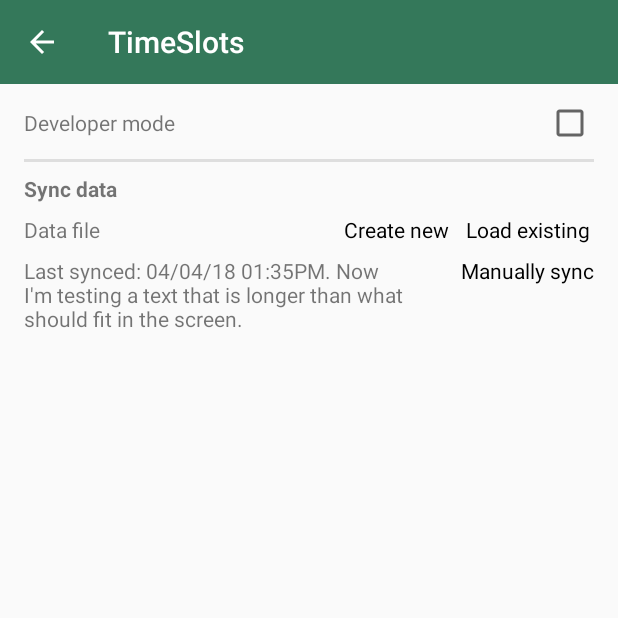
After one commit to qphamhuy/SlotBits, an Android app: the SettingsActivity screen opened directly, with no data from a screen before it, on a phone screen of 412 x 824 dp, the top half of it. The commit adds this screen. Run offline under Robolectric (Android 15) with nearby library versions, the phone set to English and light mode, and no system bars; our stand-ins replace Room's generated code; libraries missing offline, so code that uses them is left out: net.danlew.android.

Commit message:
Temp work on Settings

```diff
--- a/app/build.gradle
+++ b/app/build.gradle
@@ -34,6 +34,8 @@ dependencies {
     implementation 'com.google.android.gms:play-services-auth:12.0.0'
     // Lifecycle
     implementation 'android.arch.lifecycle:extensions:1.1.1'
+    implementation 'com.android.support.constraint:constraint-layout:1.0.2'
+    implementation 'com.android.support:support-v4:26.1.0'
     annotationProcessor "android.arch.lifecycle:compiler:1.1.1"
     // Room (use 1.1.0-alpha2 for latest alpha)
     implementation 'android.arch.persistence.room:runtime:1.0.0'
--- a/app/src/main/java/com/quang/timeslots/habitdetails/HabitDetailsActivity.java
+++ b/app/src/main/java/com/quang/timeslots/habitdetails/HabitDetailsActivity.java
@@ -5,7 +5,6 @@ import android.app.DialogFragment;
 import android.arch.lifecycle.Observer;
 import android.arch.lifecycle.ViewModelProviders;
 import android.content.Context;
-import android.content.Intent;
 import android.content.res.Resources;
 import android.os.Bundle;
 import android.support.annotation.Nullable;
--- /dev/null
+++ b/app/src/main/java/com/quang/timeslots/settings/SettingsActivity.java
@@ -0,0 +1,57 @@
+package com.quang.timeslots.settings;
+
+import android.content.Intent;
+import android.os.Bundle;
+import android.support.v4.app.DialogFragment;
+import android.support.v7.app.AppCompatActivity;
+import android.support.v7.widget.Toolbar;
+import android.view.View;
+import android.widget.CheckBox;
+import android.widget.CompoundButton;
+
+import com.quang.timeslots.R;
+import com.quang.timeslots.TimeSlotsApplication;
+
+public class SettingsActivity extends AppCompatActivity {
+    private static final int READ_REQUEST_CODE = 42;
+    private CheckBox _devmodeCheckbox;
+
+    @Override
+    protected void onCreate(Bundle savedInstanceState) {
+        super.onCreate(savedInstanceState);
+        setContentView(R.layout.settings);
+
+        setSupportActionBar((Toolbar) findViewById(R.id.toolbar));
+        getSupportActionBar().setDisplayHomeAsUpEnabled(true);
+
+        _devmodeCheckbox = findViewById(R.id.settings_devmode_checkbox);
+        _devmodeCheckbox.setOnCheckedChangeListener(new CompoundButton.OnCheckedChangeListener() {
+            @Override
+            public void onCheckedChanged(CompoundButton compoundButton, boolean b) {
+                TimeSlotsApplication.getInstance().isDevMode = b;
+            }
+        });
+    }
+
+    @Override
+    public void onResume() {
+        super.onResume();
+        _devmodeCheckbox.setChecked(TimeSlotsApplication.getInstance().isDevMode);
+    }
+
+    public void onNewDataFileClick(View view) {
+        DialogFragment newFileDialog = new CreateDataFileDialogFragment();
+        newFileDialog.show(getSupportFragmentManager(), "CreateDataFileDialogFragment");
+    }
+
+    public void onFileNameClick(View view) {
+        Intent intent = new Intent(Intent.ACTION_OPEN_DOCUMENT);
+        intent.addCategory(Intent.CATEGORY_OPENABLE);
+        intent.setType("*/*");
+        startActivityForResult(intent, READ_REQUEST_CODE);
+    }
+
+    public void onActivityResult(int requestCode, int resultCode, Intent resultData) {
+
+    }
+}
--- a/app/src/main/res/layout/habit_edit_dialog.xml
+++ b/app/src/main/res/layout/habit_edit_dialog.xml
@@ -18,7 +18,10 @@
         android:layout_width="match_parent"
         android:layout_height="wrap_content"
         android:hint="@string/label_habit_edit_name"
-        android:layout_marginLeft="@dimen/small_margin"
+        android:inputType="text"
+        android:maxLength="100"
+        android:maxLines="1"
+        android:layout_marginStart="@dimen/small_margin"
         android:layout_marginBottom="@dimen/small_margin" />
 
     <com.gregacucnik.EditableSeekBar
--- /dev/null
+++ b/app/src/main/res/layout/settings.xml
@@ -0,0 +1,96 @@
+<?xml version="1.0" encoding="utf-8"?>
+<LinearLayout
+    xmlns:android="http://schemas.android.com/apk/res/android"
+    android:layout_width="match_parent"
+    android:layout_height="match_parent"
+    android:orientation="vertical">
+
+    <include
+        layout="@layout/toolbar"
+        android:layout_width="match_parent"
+        android:layout_height="wrap_content" />
+
+    <LinearLayout
+        android:layout_width="match_parent"
+        android:layout_height="wrap_content"
+        android:padding="@dimen/medium_margin"
+        android:orientation="vertical">
+
+        <!-- Developer mode section -->
+        <RelativeLayout
+            android:layout_width="match_parent"
+            android:layout_height="wrap_content"
+            android:paddingBottom="@dimen/small_margin">
+            <TextView
+                android:id="@+id/settings_devmode_label"
+                android:layout_width="wrap_content"
+                android:layout_height="wrap_content"
+                android:layout_alignParentStart="true"
+                android:text="@string/label_settings_dev_mode" />
+            <CheckBox
+                android:id="@+id/settings_devmode_checkbox"
+                android:layout_width="wrap_content"
+                android:layout_height="wrap_content"
+                android:layout_alignBaseline="@id/settings_devmode_label"
+                android:layout_alignParentEnd="true" />
+        </RelativeLayout>
+
+        <View style="@style/TimeSlotsTheme.Divider" />
+
+        <!-- Data sync section -->
+        <TextView
+            android:id="@+id/settings_sync_title"
+            android:layout_width="match_parent"
+            android:layout_height="wrap_content"
+            android:paddingTop="@dimen/small_margin"
+            android:paddingBottom="@dimen/small_margin"
+            android:text="@string/title_settings_sync_data"
+            android:textStyle="bold" />
+
+        <RelativeLayout
+            android:layout_width="match_parent"
+            android:layout_height="wrap_content"
+            android:paddingBottom="@dimen/small_margin">
+            <TextView
+                android:id="@+id/settings_file_label"
+                android:layout_width="wrap_content"
+                android:layout_height="wrap_content"
+                android:layout_alignParentStart="true"
+                android:text="@string/label_settings_data_file" />
+            <Button
+                android:id="@+id/settings_file_create_button"
+                style="@style/TimeSlotsTheme.TransparentButton"
+                android:layout_toStartOf="@id/settings_file_browse_button"
+                android:layout_alignBaseline="@id/settings_file_label"
+                android:onClick="onNewDataFileClick"
+                android:text="@string/button_create_file" />
+            <Button
+                android:id="@+id/settings_file_browse_button"
+                style="@style/TimeSlotsTheme.TransparentButton"
+                android:layout_alignBaseline="@id/settings_file_label"
+                android:layout_alignParentEnd="true"
+                android:text="@string/button_load_file"
+                android:onClick="onFileNameClick" />
+        </RelativeLayout>
+
+        <RelativeLayout
+            android:layout_width="match_parent"
+            android:layout_height="wrap_content">
+            <TextView
+                android:id="@+id/settings_manual_sync_label"
+                android:layout_width="wrap_content"
+                android:layout_height="wrap_content"
+                android:layout_alignParentStart="true"
+                android:layout_toStartOf="@id/settings_manual_sync_button"
+                android:text="Last synced: 04/04/18 01:35PM. Now I'm testing a text that is longer than what should fit in the screen."/>
+            <Button
+                android:id="@+id/settings_manual_sync_button"
+                style="@style/TimeSlotsTheme.TransparentButton"
+                android:layout_alignParentEnd="true"
+                android:layout_alignBaseline="@id/settings_manual_sync_label"
+                android:layout_marginLeft="@dimen/medium_margin"
+                android:text="@string/button_manual_sync"/>
+        </RelativeLayout>
+    </LinearLayout>
+
+</LinearLayout>
--- a/app/src/main/res/values/dimens.xml
+++ b/app/src/main/res/values/dimens.xml
@@ -6,4 +6,5 @@
     <dimen name="medium_margin">16dp</dimen>
     <dimen name="small_margin">8dp</dimen>
     <dimen name="tiny_margin">2dp</dimen>
+    <dimen name="fab_margin">16dp</dimen>
 </resources>
--- a/app/src/main/res/values/strings.xml
+++ b/app/src/main/res/values/strings.xml
@@ -13,10 +13,13 @@
     <string name="title_habit_status_card">Status</string>
     <string name="title_habit_progress_card">In progress</string>
     <string name="title_habit_history_card">History</string>
+    <string name="title_settings_sync_data">Sync data</string>
 
     <!-- Labels -->
     <string name="label_habit_edit_name">Habit\'s name</string>
     <string name="label_habit_edit_length">Slot length (mins)</string>
+    <string name="label_settings_dev_mode">Developer mode</string>
+    <string name="label_settings_data_file">Data file</string>
 
     <!-- Texts -->
     <string name="text_habit_list_item_details">Slot length: %1$d mins</string>
@@ -29,9 +32,7 @@
     <string name="text_slot_completed">Yay! You just completed a new slot for %1$s!</string>
 
     <!-- Buttons -->
-    <string name="button_signin">Sign in</string>
-    <string name="button_sync">Sync data</string>
-    <string name="button_devmode">Dev mode</string>
+    <string name="button_settings">Settings</string>
     <string name="button_cancel">Cancel</string>
     <string name="button_ok">OK</string>
     <string name="button_dismiss">Dismiss</string>
@@ -40,7 +41,15 @@
     <string name="button_edit">Edit</string>
     <string name="button_delete">Delete</string>
     <string name="button_repeat">Go again!</string>
+    <string name="button_create">Create</string>
+    <string name="button_create_file">Create new</string>
+    <string name="button_load_file">Load existing</string>
+    <string name="button_manual_sync">Manually sync</string>
 
     <string name="server_client_id">278376095480-2knviehcdg1h0djv5a7uhm8o1os9cdtv.apps.googleusercontent.com</string>
+    <string name="title_activity_settings">SettingsActivity</string>
+
+    <!-- TODO: Remove or change this placeholder text -->
+    <string name="hello_blank_fragment">Hello blank fragment</string>
 
 </resources>
--- a/app/src/main/res/values/styles.xml
+++ b/app/src/main/res/values/styles.xml
@@ -36,6 +36,17 @@
         <item name="android:background">@null</item>
         <item name="android:scaleType">fitXY</item>
         <item name="android:layout_centerVertical">true</item>
+        <item name="android:layout_width">wrap_content</item>
+        <item name="android:layout_height">wrap_content</item>
+        <item name="android:minHeight">0dp</item>
+        <item name="android:paddingTop">0dp</item>
+        <item name="android:paddingBottom">0dp</item>
+    </style>
+
+    <style name="TimeSlotsTheme.Divider">
+        <item name="android:layout_width">match_parent</item>
+        <item name="android:layout_height">2dp</item>
+        <item name="android:background">@color/lightBackground</item>
     </style>
 
     <style name="TimeSlotsTheme.HabitCardView" parent="CardView">
@@ -58,11 +69,11 @@
     </style>
 
     <style name="TimeSlotsTheme.HabitCardView.Action" parent="TimeSlotsTheme.TransparentButton">
-        <item name="android:layout_width">wrap_content</item>
-        <item name="android:layout_height">wrap_content</item>
-        <item name="android:minWidth">0dp</item>
-        <item name="android:minHeight">0dp</item>
         <item name="android:paddingLeft">@dimen/large_margin</item>
     </style>
 
+    <style name="TimeSlotsTheme.AppBarOverlay" parent="ThemeOverlay.AppCompat.Dark.ActionBar" />
+
+    <style name="TimeSlotsTheme.PopupOverlay" parent="ThemeOverlay.AppCompat.Light" />
+
 </resources>
```
Also changed, not shown: app/src/main/AndroidManifest.xml (+11 -2 lines), app/src/main/java/com/quang/timeslots/habitlist/HabitListActivity.java (+32 -15 lines), app/src/main/java/com/quang/timeslots/settings/CreateDataFileDialogFragment.java (added, +51 -0 lines), app/src/main/res/layout/create_data_file_dialog.xml (added, +14 -0 lines), app/src/main/res/menu/main_menu.xml (+2 -8 lines), 1 other file.
